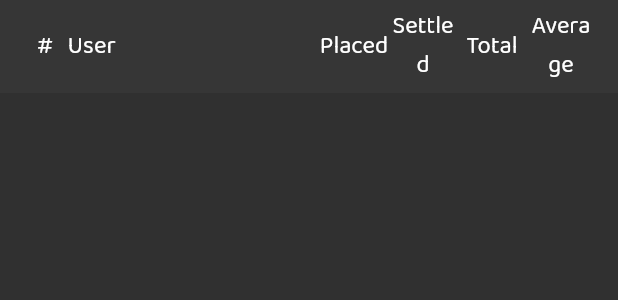
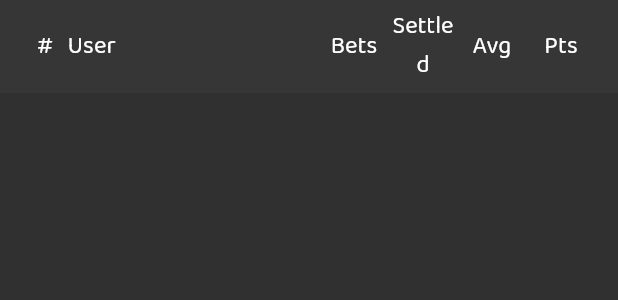
Before and after one commit to nowakmikolaj/football_app, a Flutter app: the RankingHeaders widget shown alone on an empty page, opened directly, on a phone screen of 412 x 824 dp. Shown: the top 300 px of the screen. Run offline on Flutter 3.47's test engine with Material 2 defaults, Android fonts, the phone set to English and light mode, and no system bars; our stand-ins replace cloud_firestore, email_validator, firebase_auth, firebase_core, flutter_svg, grouped_list; accounts and stored records are empty.

Commit message:
Ranking - sorting by total points

```diff
--- a/lib/models/user_rank_data.dart
+++ b/lib/models/user_rank_data.dart
@@ -21,6 +21,6 @@ class UserRankData implements Comparable<UserRankData> {
 
   @override
   int compareTo(UserRankData other) {
-    return other.average.compareTo(average);
+    return other.totalPoints.compareTo(totalPoints);
   }
 }
--- a/lib/widgets/ranking_headers.dart
+++ b/lib/widgets/ranking_headers.dart
@@ -12,10 +12,10 @@ class RankingHeaders extends StatelessWidget {
   final String? displayGroupName;
 
   static const List<String> _headers = [
-    "Placed",
+    "Bets",
     "Settled",
-    "Total",
-    "Average",
+    "Avg",
+    "Pts",
   ];
 
   @override
--- a/lib/widgets/user_rank.dart
+++ b/lib/widgets/user_rank.dart
@@ -19,8 +19,8 @@ class UserRank extends StatelessWidget {
     List<String> teamData = [
       '${userRankData.placedBets}',
       '${userRankData.settledBets}',
+      (userRankData.average.toStringAsFixed(2)),
       '${userRankData.totalPoints}',
-      (userRankData.average.toStringAsFixed(2)),
     ];
 
     return Container(
```
